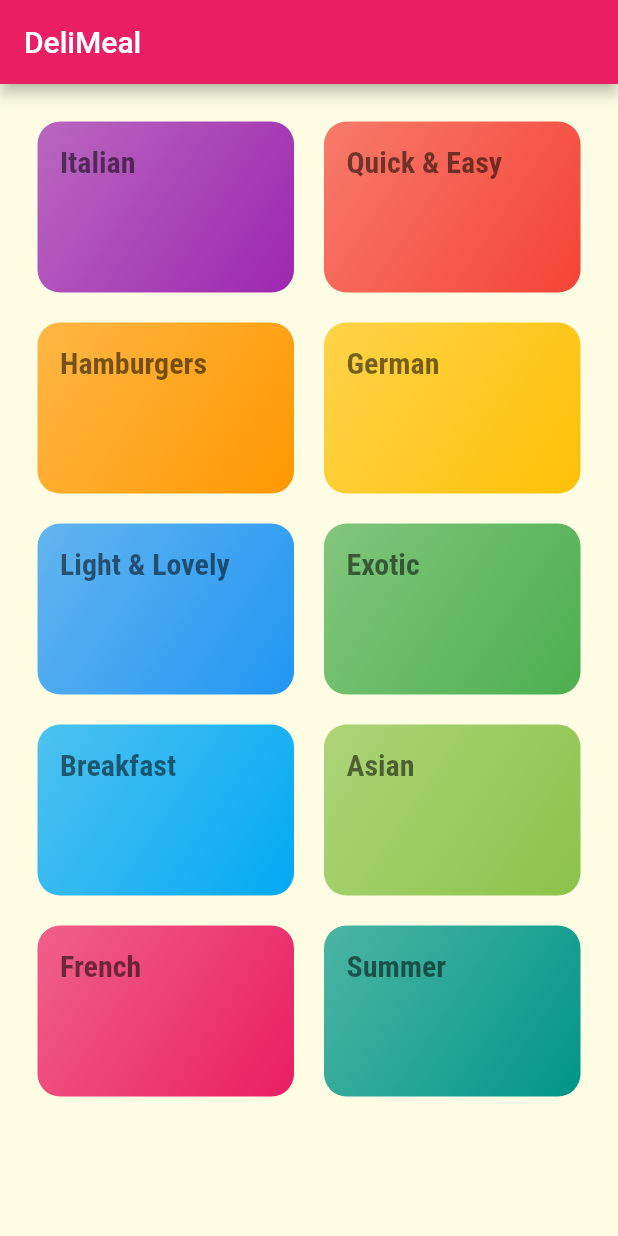
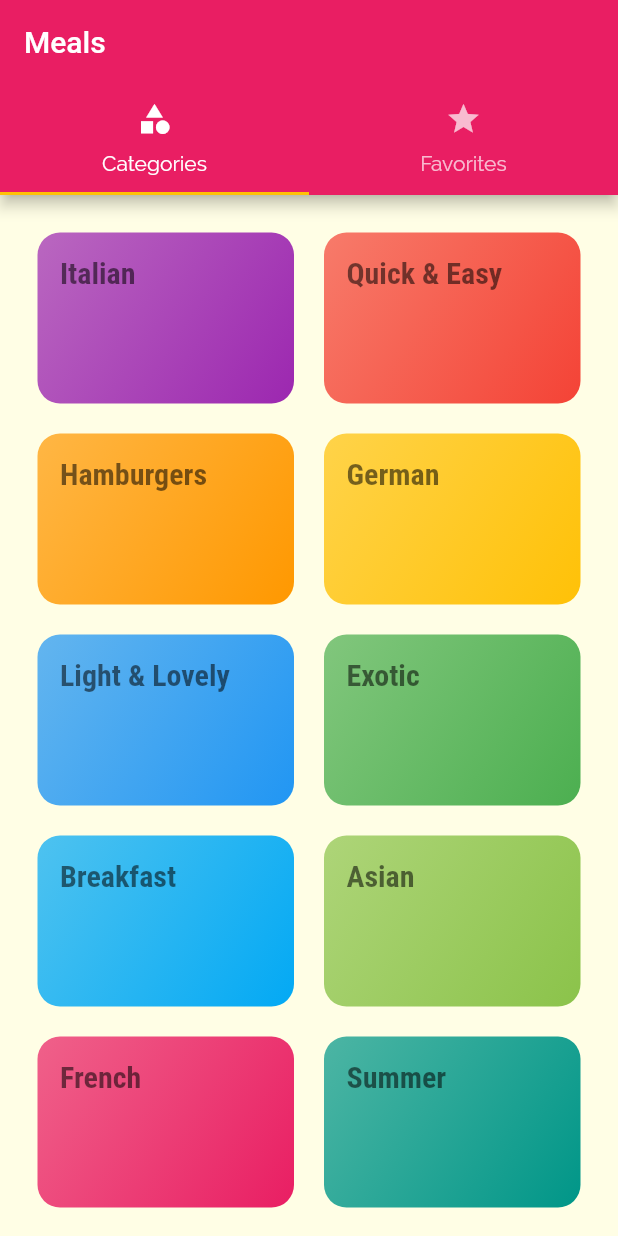
Before and after one commit to jcalderita/course-max-flutter, a Flutter app: the screen it shows after launch, on a phone screen of 412 x 824 dp. Run offline on Flutter 3.47's test engine with Material 2 defaults, Android fonts, the phone set to English and light mode, and no system bars.

Commit message:
TabBar up

```diff
--- a/meals_app/lib/main.dart
+++ b/meals_app/lib/main.dart
@@ -1,6 +1,8 @@
 import 'package:flutter/material.dart';
 import 'package:meals_app/screens/categories_screen.dart';
 import 'package:meals_app/screens/category_meals_screen.dart';
+import 'package:meals_app/screens/meal_detail_screen.dart';
+import 'package:meals_app/screens/tabs_screen.dart';
 
 void main() => runApp(const MyApp());
 
@@ -32,8 +34,16 @@
       // home: const CategoriesScreen(),
       initialRoute: '/',
       routes: {
-        '/': (context) => const CategoriesScreen(),
+        '/': (context) => const TabsScreen(),
         CategoryMealsScreen.routeName: (context) => const CategoryMealsScreen(),
+        MealDetailScreen.routeName: (context) => const MealDetailScreen(),
+      },
+      // onGenerateRoute: (settings) {
+      //   print(settings.arguments);
+      //   return MaterialPageRoute(builder: (context) => const CategoriesScreen());
+      // },
+      onUnknownRoute: (settings) {
+        return MaterialPageRoute(builder: (context) => const CategoriesScreen());
       },
     );
   }
--- a/meals_app/lib/screens/categories_screen.dart
+++ b/meals_app/lib/screens/categories_screen.dart
@@ -7,13 +7,7 @@
 
   @override
   Widget build(BuildContext context) {
-    return Scaffold(
-      appBar: AppBar(
-        title: const Text(
-          'DeliMeal',
-        ),
-      ),
-      body: GridView(
+    return GridView(
       padding: const EdgeInsets.all(25.0),
       gridDelegate: const SliverGridDelegateWithMaxCrossAxisExtent(
         maxCrossAxisExtent: 200.0,
@@ -22,7 +16,6 @@
         mainAxisSpacing: 20.0,
       ),
       children: dummyCategories.map((e) => CategoryItem(e.id, e.title, e.color)).toList(),
-      ),
     );
   }
 }
--- a/meals_app/lib/screens/category_meals_screen.dart
+++ b/meals_app/lib/screens/category_meals_screen.dart
@@ -25,6 +25,7 @@
         itemBuilder: (context, index) {
           final meal = meals[index];
           return MealItem(
+            id: meal.id,
             title: meal.title,
             imageUrl: meal.imageUrl,
             duration: meal.duration,
--- /dev/null
+++ b/meals_app/lib/screens/tabs_screen.dart
@@ -0,0 +1,43 @@
+import 'package:flutter/material.dart';
+import 'package:meals_app/screens/categories_screen.dart';
+import 'package:meals_app/screens/favorites_screen.dart';
+
+class TabsScreen extends StatefulWidget {
+  const TabsScreen({Key? key}) : super(key: key);
+
+  @override
+  _TabsScreenState createState() => _TabsScreenState();
+}
+
+class _TabsScreenState extends State<TabsScreen> {
+  @override
+  Widget build(BuildContext context) {
+    return DefaultTabController(
+      length: 2,
+      child: Scaffold(
+        appBar: AppBar(
+          title: const Text('Meals'),
+          bottom: TabBar(
+            tabs: const [
+              Tab(
+                icon: Icon(Icons.category),
+                text: 'Categories',
+              ),
+              Tab(
+                icon: Icon(Icons.star),
+                text: 'Favorites',
+              ),
+            ],
+            indicatorColor: Theme.of(context).colorScheme.secondary,
+          ),
+        ),
+        body: const TabBarView(
+          children: [
+            CategoriesScreen(),
+            FavoritesScreen(),
+          ],
+        ),
+      ),
+    );
+  }
+}
```
Also changed, not shown: meals_app/lib/screens/favorites_screen.dart (added, +12 -0 lines), meals_app/lib/screens/meal_detail_screen.dart (added, +88 -0 lines), meals_app/lib/widgets/meal_item.dart (+10 -2 lines). Lines whose indentation alone changed are shown as unchanged.
